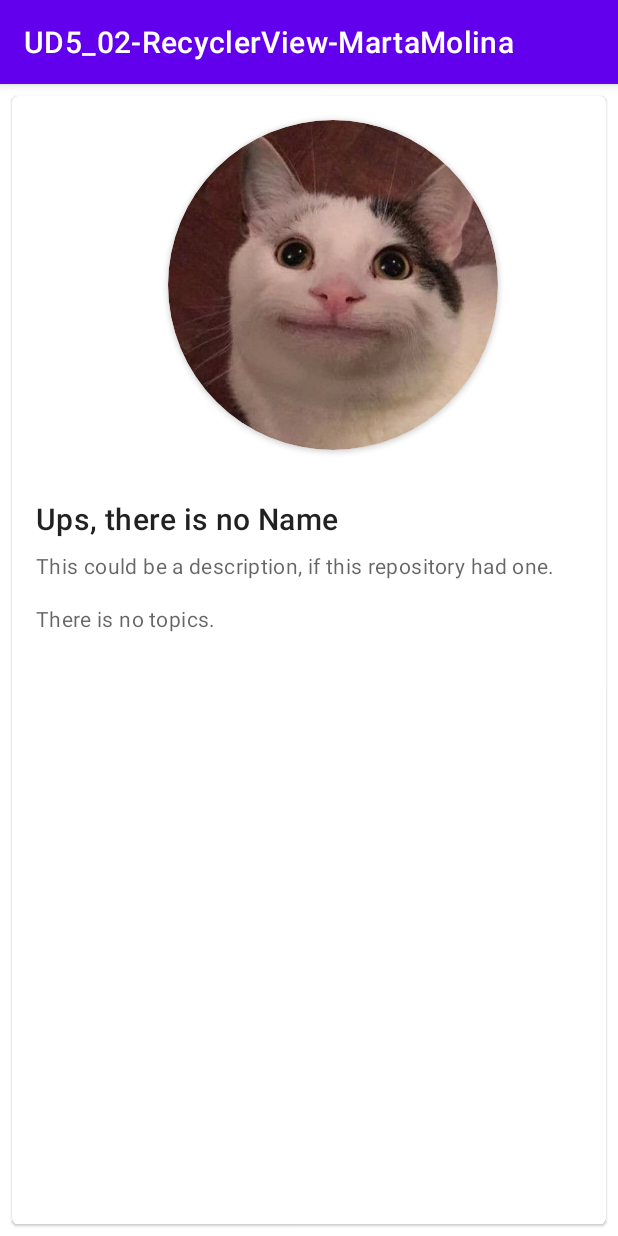
After one commit to martamagui/UD5_02-RecyclerView, an Android app: the DetailActivity screen opened directly, with no data from a screen before it, on a phone screen of 412 x 824 dp. The commit adds this screen. Run offline under Robolectric (Android 15) with nearby library versions, the phone set to English and light mode, and no system bars.

Commit message:
Creando el Detail

```diff
--- a/app/src/main/AndroidManifest.xml
+++ b/app/src/main/AndroidManifest.xml
@@ -1,7 +1,9 @@
 <?xml version="1.0" encoding="utf-8"?>
 <manifest xmlns:android="http://schemas.android.com/apk/res/android"
     package="com.marta.ud5_02_recyclerview_martamolina">
-    <uses-permission android:name="android.permission.INTERNET"/>
+
+    <uses-permission android:name="android.permission.INTERNET" />
+
     <application
         android:name=".App"
         android:allowBackup="true"
@@ -10,7 +12,9 @@
         android:roundIcon="@mipmap/ic_launcher_round"
         android:supportsRtl="true"
         android:theme="@style/Theme.UD5_02RecyclerViewMartaMolina">
-
+        <activity
+            android:name=".DetailActivity"
+            android:exported="true" />
         <activity
             android:name=".MainActivity"
             android:exported="true">
--- /dev/null
+++ b/app/src/main/java/com/marta/ud5_02_recyclerview_martamolina/DetailActivity.kt
@@ -0,0 +1,19 @@
+package com.marta.ud5_02_recyclerview_martamolina
+
+import androidx.appcompat.app.AppCompatActivity
+import android.os.Bundle
+import com.marta.ud5_02_recyclerview_martamolina.databinding.ActivityDetailBinding
+
+class DetailActivity : AppCompatActivity() {
+    private lateinit var binding: ActivityDetailBinding
+
+    override fun onCreate(savedInstanceState: Bundle?) {
+        super.onCreate(savedInstanceState)
+        binding = ActivityDetailBinding.inflate(layoutInflater)
+        setContentView(binding.root)
+
+
+
+
+    }
+}
--- a/app/src/main/java/com/marta/ud5_02_recyclerview_martamolina/MainActivity.kt
+++ b/app/src/main/java/com/marta/ud5_02_recyclerview_martamolina/MainActivity.kt
@@ -2,12 +2,9 @@ package com.marta.ud5_02_recyclerview_martamolina
 
 import androidx.appcompat.app.AppCompatActivity
 import android.os.Bundle
-import android.util.Log
 import androidx.recyclerview.widget.LinearLayoutManager
 import com.google.gson.Gson
 import com.marta.ud5_02_recyclerview_martamolina.databinding.ActivityMainBinding
-import com.marta.ud5_02_recyclerview_martamolina.model.Repositories
-import com.marta.ud5_02_recyclerview_martamolina.model.Repository
 import com.marta.ud5_02_recyclerview_martamolina.model.toRepository
 import com.marta.ud5_02_recyclerview_martamolina.model.RepositoryResponse as RepositoryResponse
 
--- a/app/src/main/java/com/marta/ud5_02_recyclerview_martamolina/RepositoryAdapter.kt
+++ b/app/src/main/java/com/marta/ud5_02_recyclerview_martamolina/RepositoryAdapter.kt
@@ -1,5 +1,6 @@
 package com.marta.ud5_02_recyclerview_martamolina
 
+import android.util.Log
 import android.view.LayoutInflater
 import android.view.ViewGroup
 import androidx.recyclerview.widget.RecyclerView
@@ -21,7 +22,8 @@ class RepositoryAdapter(private val repositories: MutableList<Repository>) :
         val repository = repositories[position]
         holder.binding.tvRepName.text = repository.name
         holder.binding.tvRepDescription.text = repository.description
-        val url: String = (repository.ownerAvatarUrl).replace(" ", "")
+        val url: String = (repository.ownerAvatarUrl).replace(" ", "").lowercase()
+        Log.d("urls",url)
         Glide.with(holder.binding.ivRepImg.context)
             .load(url)
             .placeholder(R.drawable.resource_default)
--- /dev/null
+++ b/app/src/main/res/layout/activity_detail.xml
@@ -0,0 +1,101 @@
+<?xml version="1.0" encoding="utf-8"?>
+<androidx.constraintlayout.widget.ConstraintLayout xmlns:android="http://schemas.android.com/apk/res/android"
+    xmlns:app="http://schemas.android.com/apk/res-auto"
+    xmlns:tools="http://schemas.android.com/tools"
+    android:layout_width="match_parent"
+    android:layout_height="match_parent"
+    tools:context=".DetailActivity">
+
+    <com.google.android.material.card.MaterialCardView
+        android:id="@+id/card"
+        android:layout_width="match_parent"
+        android:layout_height="0dp"
+        android:layout_margin="8dp"
+        android:layout_marginStart="16dp"
+        android:layout_marginTop="32dp"
+        android:layout_marginEnd="16dp"
+        android:layout_marginBottom="32dp"
+        android:foregroundGravity="top"
+        app:layout_constraintBottom_toBottomOf="parent"
+        app:layout_constraintEnd_toEndOf="parent"
+        app:layout_constraintStart_toStartOf="parent"
+        app:layout_constraintTop_toTopOf="parent">
+
+        <LinearLayout
+            android:layout_width="match_parent"
+            android:layout_height="match_parent"
+            android:gravity="top"
+            android:orientation="vertical"
+            app:strokeWidth="1dp"
+            app:strokeColor="@color/design_default_color_on_primary"
+            app:cardElevation="0dp">
+
+            <!-- Media -->
+            <androidx.cardview.widget.CardView
+                android:id="@+id/cardView"
+                android:layout_width="220dp"
+                android:layout_height="220dp"
+                android:layout_gravity="center"
+                android:layout_marginStart="16dp"
+                android:layout_marginTop="16dp"
+                android:layout_marginBottom="16dp"
+                app:cardBackgroundColor="@color/white"
+                app:cardCornerRadius="250dp"
+                app:layout_constraintBottom_toBottomOf="parent"
+                app:layout_constraintStart_toStartOf="parent"
+                app:layout_constraintTop_toTopOf="parent">
+
+                <androidx.cardview.widget.CardView
+                    android:layout_width="match_parent"
+                    android:layout_height="match_parent"
+                    android:layout_gravity="center"
+                    app:cardCornerRadius="250dp">
+
+                    <ImageView
+                        android:id="@+id/iv_rep_img"
+                        android:layout_width="match_parent"
+                        android:layout_height="match_parent"
+                        android:layout_marginStart="0dp"
+                        android:layout_marginTop="0dp"
+                        android:contentDescription="@string/img_description"
+                        app:layout_constraintStart_toStartOf="parent"
+                        app:layout_constraintTop_toTopOf="parent"
+                        app:srcCompat="@drawable/resource_default" />
+                </androidx.cardview.widget.CardView>
+
+            </androidx.cardview.widget.CardView>
+
+            <LinearLayout
+                android:layout_width="match_parent"
+                android:layout_height="wrap_content"
+                android:orientation="vertical"
+                android:padding="16dp">
+
+                <!-- Title, secondary and supporting text -->
+                <TextView
+                    android:layout_width="wrap_content"
+                    android:layout_height="wrap_content"
+                    android:text="@string/repository_name"
+                    android:textAppearance="?attr/textAppearanceHeadline6" />
+
+                <TextView
+                    android:layout_width="wrap_content"
+                    android:layout_height="wrap_content"
+                    android:layout_marginTop="8dp"
+                    android:text="@string/descrip_name"
+                    android:textAppearance="?attr/textAppearanceBody2"
+                    android:textColor="?android:attr/textColorSecondary" />
+
+                <TextView
+                    android:layout_width="wrap_content"
+                    android:layout_height="wrap_content"
+                    android:layout_marginTop="16dp"
+                    android:text="@string/topics"
+                    android:textAppearance="?attr/textAppearanceBody2"
+                    android:textColor="?android:attr/textColorSecondary" />
+
+            </LinearLayout>
+        </LinearLayout>
+
+    </com.google.android.material.card.MaterialCardView>
+</androidx.constraintlayout.widget.ConstraintLayout>
--- a/app/src/main/res/layout/item_repository.xml
+++ b/app/src/main/res/layout/item_repository.xml
@@ -7,8 +7,8 @@
 
     <androidx.cardview.widget.CardView
         android:id="@+id/cardView"
-        android:layout_width="70dp"
-        android:layout_height="70dp"
+        android:layout_width="80dp"
+        android:layout_height="80dp"
         android:layout_marginStart="16dp"
         android:layout_marginTop="16dp"
         android:layout_marginBottom="16dp"
@@ -42,9 +42,11 @@
         android:layout_width="0dp"
         android:layout_height="wrap_content"
         android:layout_marginStart="16dp"
-        android:layout_marginTop="8dp"
+        android:layout_marginTop="4dp"
         android:layout_marginEnd="16dp"
         android:text="TextView"
+        android:textSize="20sp"
+        android:textStyle="bold"
         app:layout_constraintEnd_toEndOf="parent"
         app:layout_constraintStart_toEndOf="@+id/cardView"
         app:layout_constraintTop_toTopOf="@+id/cardView" />
@@ -53,7 +55,7 @@
         android:id="@+id/tv_rep_description"
         android:layout_width="0dp"
         android:layout_height="wrap_content"
-        android:layout_marginTop="16dp"
+        android:layout_marginTop="8dp"
         android:text="TextView"
         app:layout_constraintEnd_toEndOf="@+id/tv_rep_name"
         app:layout_constraintStart_toStartOf="@+id/tv_rep_name"
--- a/app/src/main/res/values/strings.xml
+++ b/app/src/main/res/values/strings.xml
@@ -1,5 +1,8 @@
 <resources>
     <string name="app_name">UD5_02-RecyclerView-MartaMolina</string>
-    <string name="repository_name">Repository Name</string>
-    <string name="descrip_name">This is a description</string>
+    <string name="repository_name">Ups, there is no Name</string>
+    <string name="descrip_name">This could be a description, if this repository had one.</string>
+    <string name="topics">There is no topics.</string>
+    <string name="img_description">This is an image.</string>
+
 </resources>
```
